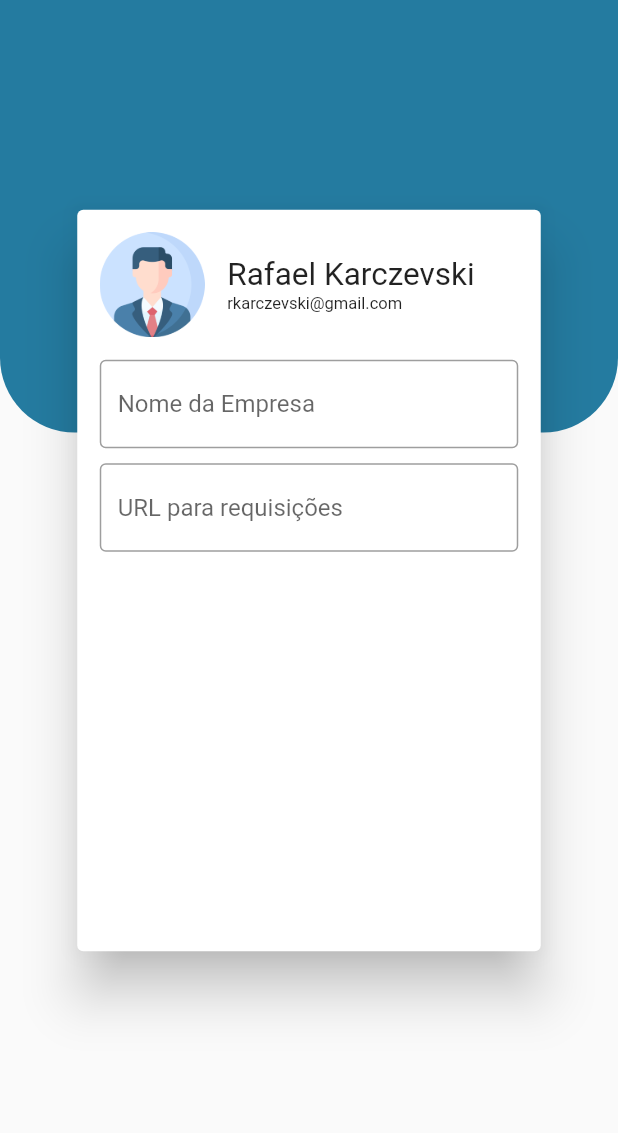
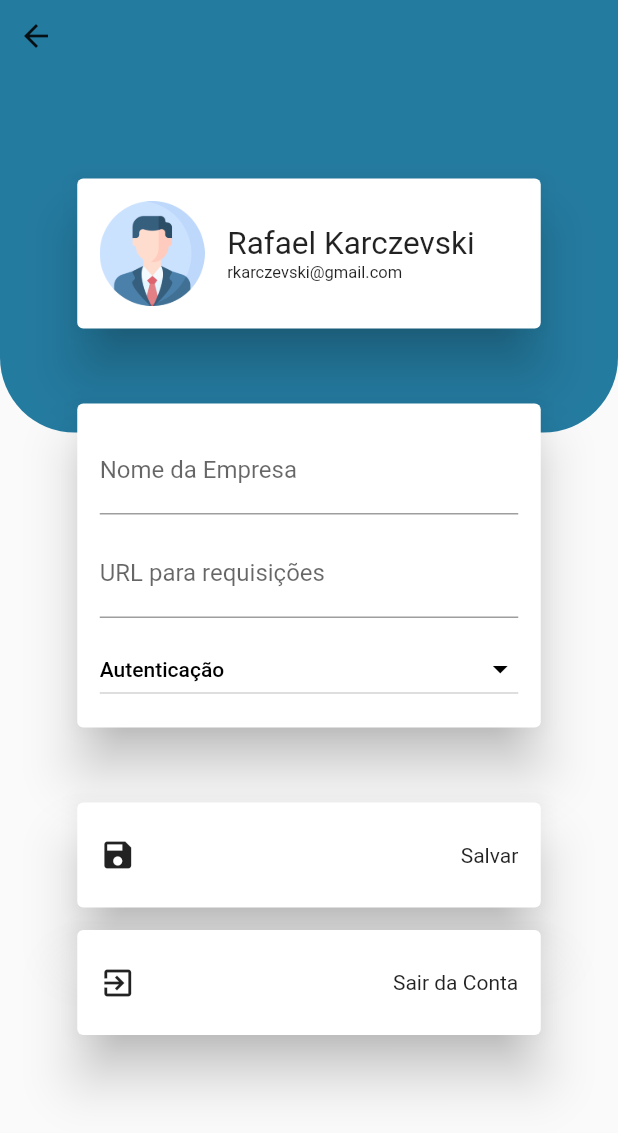
Before and after one commit to keinou/aprovik, a Flutter app: the ConfigPage screen opened directly, on a phone screen of 412 x 824 dp. Shown: the top 1133 px of the screen. Run offline on Flutter 3.47's test engine with Material 2 defaults, Android fonts, the light colour scheme and no system bars; our stand-ins replace flutter_login.

Commit message:
config page

```diff
--- a/lib/config.page.dart
+++ b/lib/config.page.dart
@@ -1,5 +1,4 @@
 import 'package:flutter/material.dart';
-import 'package:flutter/services.dart';
 
 class ConfigPage extends StatefulWidget {
   ConfigPage({Key key}) : super(key: key);
@@ -9,6 +8,7 @@ class ConfigPage extends StatefulWidget {
 }
 
 class _ConfigPageState extends State<ConfigPage> {
+  String authMeth;
   @override
   void initState() {
     super.initState();
@@ -37,18 +37,25 @@ class _ConfigPageState extends State<ConfigPage> {
                     bottomLeft: Radius.circular(50),
                     bottomRight: Radius.circular(50))),
           ),
+          IconButton(
+              onPressed: () {
+                Navigator.of(context).pop();
+              },
+              icon: Icon(Icons.arrow_back)),
           Center(
-            child: Card(
+              child: Column(
+            crossAxisAlignment: CrossAxisAlignment.center,
+            mainAxisAlignment: MainAxisAlignment.center,
+            mainAxisSize: MainAxisSize.min,
+            children: [
+              Card(
                 margin: EdgeInsets.only(bottom: 50),
                 elevation: 15,
                 child: Container(
                   padding: const EdgeInsets.all(15),
                   width: MediaQuery.of(context).size.width * 0.75,
-                height: MediaQuery.of(context).size.height * 0.6,
-                child: Column(
-                  children: [
-                    Container(
-                      padding: const EdgeInsets.only(bottom: 15),
+                  //height: MediaQuery.of(context).size.height * 0.5,
+                  child: Container(
                     child: Row(
                       children: [
                         Image.asset(
@@ -75,24 +82,107 @@ class _ConfigPageState extends State<ConfigPage> {
                       ],
                     ),
                   ),
-                    TextField(
+                ),
+              ),
+              Card(
+                margin: EdgeInsets.only(bottom: 50),
+                elevation: 15,
+                child: Container(
+                  padding: const EdgeInsets.all(15),
+                  width: MediaQuery.of(context).size.width * 0.75,
+                  //height: MediaQuery.of(context).size.height * 0.5,
+                  child: Column(
+                    crossAxisAlignment: CrossAxisAlignment.start,
+                    children: [
+                      TextFormField(
                         decoration: InputDecoration(
-                          border: OutlineInputBorder(),
-                          hintText: 'Nome da Empresa'),
+                            border: UnderlineInputBorder(),
+                            labelText: 'Nome da Empresa'),
                       ),
                       SizedBox(
                         height: 10,
                       ),
-                    TextField(
+                      TextFormField(
                         decoration: InputDecoration(
-                          border: OutlineInputBorder(),
-                          hintText: 'URL para requisições'),
+                            border: UnderlineInputBorder(),
+                            labelText: 'URL para requisições'),
+                      ),
+                      SizedBox(
+                        height: 10,
+                      ),
+                      DropdownButton<String>(
+                        focusColor: Colors.white,
+                        isExpanded: true,
+                        value: authMeth,
+                        //elevation: 5,
+                        style: TextStyle(
+                          color: Colors.white,
+                        ),
+                        iconEnabledColor: Colors.black,
+                        items: <String>[
+                          'Sem Autenticação',
+                          'Basic Auth',
+                          'Bearer Auth',
+                        ].map<DropdownMenuItem<String>>((String value) {
+                          return DropdownMenuItem<String>(
+                            value: value,
+                            child: Text(
+                              value,
+                              style: TextStyle(color: Colors.black),
+                            ),
+                          );
+                        }).toList(),
+                        hint: Text(
+                          "Autenticação",
+                          style: TextStyle(
+                              color: Colors.black,
+                              fontSize: 14,
+                              fontWeight: FontWeight.w500),
+                        ),
+                        onChanged: (String value) {
+                          setState(() {
+                            authMeth = value;
+                          });
+                        },
                       ),
                     ],
                   ),
                 ),
               ),
-          )
+              Card(
+                margin: EdgeInsets.only(bottom: 15),
+                elevation: 15,
+                child: Container(
+                  padding: const EdgeInsets.all(15),
+                  width: MediaQuery.of(context).size.width * 0.75,
+                  height: 70,
+                  child: Row(
+                    mainAxisAlignment: MainAxisAlignment.spaceBetween,
+                    children: [
+                      Icon(Icons.save),
+                      Text("Salvar"),
+                    ],
+                  ),
+                ),
+              ),
+              Card(
+                margin: EdgeInsets.only(bottom: 15),
+                elevation: 15,
+                child: Container(
+                  padding: const EdgeInsets.all(15),
+                  width: MediaQuery.of(context).size.width * 0.75,
+                  height: 70,
+                  child: Row(
+                    mainAxisAlignment: MainAxisAlignment.spaceBetween,
+                    children: [
+                      Icon(Icons.exit_to_app),
+                      Text("Sair da Conta"),
+                    ],
+                  ),
+                ),
+              ),
+            ],
+          ))
         ],
       ),
     ));
```
Lines whose indentation alone changed are shown as unchanged.
